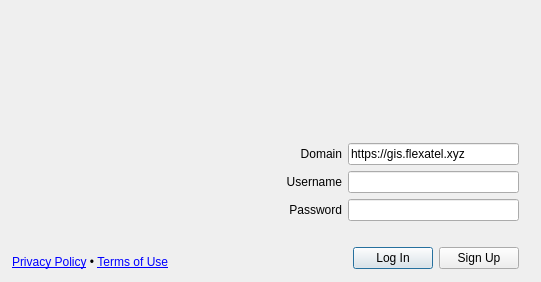
This is ui/flexgis_dialog_base.ui in flexgis/flexgis_qgis as Qt 5 draws it before an edit. The edited form follows.
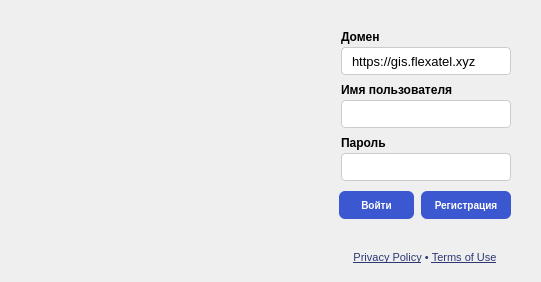
This is the edited form.

```diff
--- a/ui/flexgis_dialog_base.ui
+++ b/ui/flexgis_dialog_base.ui
@@ -31,126 +31,190 @@
      <x>0</x>
      <y>10</y>
      <width>531</width>
-     <height>271</height>
+     <height>301</height>
     </rect>
    </property>
-   <layout class="QVBoxLayout" name="verticalLayout" stretch="0,0,0,0,0,0">
+   <layout class="QVBoxLayout" name="verticalLayout">
+    <property name="spacing">
+     <number>10</number>
+    </property>
     <property name="leftMargin">
-     <number>12</number>
+     <number>20</number>
     </property>
     <property name="topMargin">
-     <number>12</number>
+     <number>20</number>
     </property>
     <property name="rightMargin">
-     <number>12</number>
+     <number>20</number>
     </property>
     <property name="bottomMargin">
-     <number>12</number>
+     <number>20</number>
     </property>
     <item>
-     <spacer name="verticalSpacer">
+     <layout class="QHBoxLayout" name="horizontalLayout_fields">
+      <item>
+       <spacer name="horizontalSpacer_left">
       <property name="orientation">
-       <enum>Qt::Vertical</enum>
+         <enum>Qt::Horizontal</enum>
       </property>
       <property name="sizeHint" stdset="0">
        <size>
-        <width>20</width>
-        <height>40</height>
+          <width>308</width>
+          <height>20</height>
        </size>
       </property>
      </spacer>
     </item>
     <item>
-     <layout class="QHBoxLayout" name="horizontalLayout_1" stretch="0,0">
+       <layout class="QVBoxLayout" name="verticalLayout_fields">
+        <property name="spacing">
+         <number>8</number>
+        </property>
+        <item>
+         <layout class="QVBoxLayout" name="verticalLayout_domain">
+          <property name="spacing">
+           <number>3</number>
+          </property>
       <item>
        <widget class="QLabel" name="label_domain">
-        <property name="minimumSize">
-         <size>
-          <width>330</width>
-          <height>0</height>
-         </size>
+            <property name="font">
+             <font>
+              <pointsize>-1</pointsize>
+              <bold>true</bold>
+             </font>
         </property>
         <property name="styleSheet">
-         <string notr="true">color:black; background-color:rgba(0,0,0,.0);</string>
+             <string notr="true">color: black; background-color: transparent; font-weight: bold; font-size: 12px;</string>
         </property>
         <property name="text">
-         <string>Domain</string>
+             <string>Домен</string>
         </property>
         <property name="alignment">
-         <set>Qt::AlignRight|Qt::AlignTrailing|Qt::AlignVCenter</set>
+             <set>Qt::AlignLeading|Qt::AlignLeft|Qt::AlignVCenter</set>
         </property>
        </widget>
       </item>
       <item>
        <widget class="QLineEdit" name="domain">
+            <property name="minimumSize">
+             <size>
+              <width>160</width>
+              <height>28</height>
+             </size>
+            </property>
+            <property name="maximumSize">
+             <size>
+              <width>170</width>
+              <height>28</height>
+             </size>
+            </property>
         <property name="styleSheet">
-         <string notr="true">color:black;</string>
+             <string notr="true">
+             background-color: white;
+             border: 1px solid #CCCCCC;
+             border-radius: 4px;
+             color: black;
+             padding: 0px 8px;
+             font-size: 13px;
+             </string>
         </property>
         <property name="text">
          <string>https://gis.flexatel.xyz</string>
         </property>
         <property name="placeholderText">
-         <string notr="true">https://gis.flexatel.xyz</string>
+             <string notr="true">https://gis.flexatel.xyz/</string>
         </property>
        </widget>
       </item>
      </layout>
     </item>
     <item>
-     <layout class="QHBoxLayout" name="horizontalLayout_2" stretch="0,0">
+         <layout class="QVBoxLayout" name="verticalLayout_username">
+          <property name="spacing">
+           <number>3</number>
+          </property>
       <item>
        <widget class="QLabel" name="label_username">
-        <property name="minimumSize">
-         <size>
-          <width>330</width>
-          <height>0</height>
-         </size>
-        </property>
         <property name="styleSheet">
-         <string notr="true">color:black; background-color:rgba(0,0,0,.0);</string>
+             <string notr="true">color: black; background-color: transparent; font-weight: bold; font-size: 12px;</string>
         </property>
         <property name="text">
-         <string>Username</string>
+             <string>Имя пользователя</string>
         </property>
         <property name="alignment">
-         <set>Qt::AlignRight|Qt::AlignTrailing|Qt::AlignVCenter</set>
+             <set>Qt::AlignLeading|Qt::AlignLeft|Qt::AlignVCenter</set>
         </property>
        </widget>
       </item>
       <item>
        <widget class="QLineEdit" name="username">
+            <property name="minimumSize">
+             <size>
+              <width>160</width>
+              <height>28</height>
+             </size>
+            </property>
+            <property name="maximumSize">
+             <size>
+              <width>170</width>
+              <height>28</height>
+             </size>
+            </property>
         <property name="styleSheet">
-         <string notr="true">color:black;</string>
+             <string notr="true">
+             background-color: white;
+             border: 1px solid #CCCCCC;
+             border-radius: 4px;
+             color: black;
+             padding: 0px 8px;
+             font-size: 13px;
+             </string>
         </property>
        </widget>
       </item>
      </layout>
     </item>
     <item>
-     <layout class="QHBoxLayout" name="horizontalLayout_3" stretch="0,0">
+         <layout class="QVBoxLayout" name="verticalLayout_password">
+          <property name="spacing">
+           <number>3</number>
+          </property>
       <item>
        <widget class="QLabel" name="label_password">
-        <property name="minimumSize">
-         <size>
-          <width>330</width>
-          <height>0</height>
-         </size>
-        </property>
         <property name="styleSheet">
-         <string notr="true">color:black; background-color:rgba(0,0,0,.0);</string>
+             <string notr="true">color: black; background-color: transparent; font-weight: bold; font-size: 12px;</string>
         </property>
         <property name="text">
-         <string>Password</string>
+             <string>Пароль</string>
         </property>
         <property name="alignment">
-         <set>Qt::AlignRight|Qt::AlignTrailing|Qt::AlignVCenter</set>
+             <set>Qt::AlignLeading|Qt::AlignLeft|Qt::AlignVCenter</set>
         </property>
        </widget>
       </item>
       <item>
        <widget class="QLineEdit" name="password">
+            <property name="minimumSize">
+             <size>
+              <width>160</width>
+              <height>28</height>
+             </size>
+            </property>
+            <property name="maximumSize">
+             <size>
+              <width>170</width>
+              <height>28</height>
+             </size>
+            </property>
         <property name="styleSheet">
-         <string notr="true">color:black;</string>
+             <string notr="true">
+             background-color: white;
+             border: 1px solid #CCCCCC;
+             border-radius: 4px;
+             color: black;
+             padding: 0px 8px;
+             font-size: 13px;
+             </string>
         </property>
         <property name="echoMode">
          <enum>QLineEdit::Password</enum>
@@ -159,31 +223,127 @@
       </item>
      </layout>
     </item>
+       </layout>
+      </item>
+     </layout>
+    </item>
     <item>
-     <spacer name="verticalSpacer_2">
+     <layout class="QHBoxLayout" name="horizontalLayout_buttons">
+      <item>
+       <spacer name="horizontalSpacer_left_buttons">
       <property name="orientation">
-       <enum>Qt::Vertical</enum>
-      </property>
-      <property name="sizeType">
-       <enum>QSizePolicy::Fixed</enum>
+         <enum>Qt::Horizontal</enum>
       </property>
       <property name="sizeHint" stdset="0">
        <size>
-        <width>20</width>
+          <width>80</width>
         <height>20</height>
        </size>
       </property>
      </spacer>
     </item>
     <item>
-     <layout class="QHBoxLayout" name="horizontalLayout" stretch="1,0,0">
+       <layout class="QVBoxLayout" name="verticalLayout_right_section">
+        <property name="spacing">
+         <number>5</number>
+        </property>
+        <item>
+         <layout class="QHBoxLayout" name="horizontalLayout_button_row">
+          <property name="spacing">
+           <number>7</number>
+          </property>
+          <item>
+           <widget class="QPushButton" name="log_in_button">
+            <property name="minimumSize">
+             <size>
+              <width>75</width>
+              <height>28</height>
+             </size>
+            </property>
+            <property name="font">
+             <font>
+              <pointsize>-1</pointsize>
+              <bold>true</bold>
+             </font>
+            </property>
+            <property name="cursor">
+             <cursorShape>PointingHandCursor</cursorShape>
+            </property>
+            <property name="styleSheet">
+             <string notr="true">
+             QPushButton {
+                 background-color: #3C58D0;
+                 border: none;
+                 border-radius: 6px;
+                 color: white;
+                 font-weight: bold;
+                 font-size: 10px;
+             }
+             QPushButton:hover {
+                 background-color: #2A46C0;
+             }
+             QPushButton:pressed {
+                 background-color: #1E3AA8;
+             }
+             </string>
+            </property>
+            <property name="text">
+             <string>Войти</string>
+            </property>
+           </widget>
+          </item>
+          <item>
+           <widget class="QPushButton" name="sign_up_button">
+            <property name="minimumSize">
+             <size>
+              <width>90</width>
+              <height>28</height>
+             </size>
+            </property>
+            <property name="font">
+             <font>
+              <pointsize>-1</pointsize>
+              <bold>true</bold>
+             </font>
+            </property>
+            <property name="cursor">
+             <cursorShape>PointingHandCursor</cursorShape>
+            </property>
+            <property name="styleSheet">
+             <string notr="true">
+             QPushButton {
+                 background-color: #3C58D0;
+                 border: none;
+                 border-radius: 6px;
+                 color: white;
+                 font-weight: bold;
+                 font-size: 10px;
+             }
+             QPushButton:hover {
+                 background-color: #2A46C0;
+             }
+             QPushButton:pressed {
+                 background-color: #1E3AA8;
+             }
+             </string>
+            </property>
+            <property name="text">
+             <string>Регистрация</string>
+            </property>
+           </widget>
+          </item>
+         </layout>
+        </item>
       <item>
        <widget class="QLabel" name="footer_label">
+          <property name="styleSheet">
+           <string notr="true">color: #786f6e; font-size: 11px;</string>
+          </property>
         <property name="text">
-         <string>&lt;html&gt;&lt;head/&gt;&lt;body&gt;&lt;p&gt;&lt;a href=&quot;privacy_policy&quot;&gt;Privacy Policy&lt;/a&gt; •  &lt;a href=&quot;terms_of_use&quot;&gt;Terms of Use&lt;/a&gt;&lt;/p&gt;&lt;/body&gt;&lt;/html&gt;</string>
+           <string>&lt;html&gt;&lt;head/&gt;&lt;body&gt;&lt;p&gt;&lt;a href=&quot;privacy_policy&quot; style=&quot;color:#2B3874; text-decoration:underline;&quot;&gt;Privacy Policy&lt;/a&gt;&lt;span style=&quot;color:#2B3874&quot;&gt; • &lt;/span&gt;&lt;a href=&quot;terms_of_use&quot; style=&quot;color:#2B3874; text-decoration:underline;&quot;&gt;Terms of Use&lt;/a&gt;&lt;/p&gt;&lt;/body&gt;&lt;/html&gt;</string>
         </property>
         <property name="alignment">
-         <set>Qt::AlignBottom|Qt::AlignLeading|Qt::AlignLeft</set>
+           <set>Qt::AlignCenter</set>
         </property>
         <property name="wordWrap">
          <bool>true</bool>
@@ -193,25 +353,7 @@
         </property>
        </widget>
       </item>
-      <item>
-       <widget class="QPushButton" name="log_in_button">
-        <property name="cursor">
-         <cursorShape>PointingHandCursor</cursorShape>
-        </property>
-        <property name="text">
-         <string>Log In</string>
-        </property>
-       </widget>
-      </item>
-      <item>
-       <widget class="QPushButton" name="sign_up_button">
-        <property name="cursor">
-         <cursorShape>PointingHandCursor</cursorShape>
-        </property>
-        <property name="text">
-         <string>Sign Up</string>
-        </property>
-       </widget>
+       </layout>
       </item>
      </layout>
     </item>
```
Lines whose indentation alone changed are shown as unchanged.
